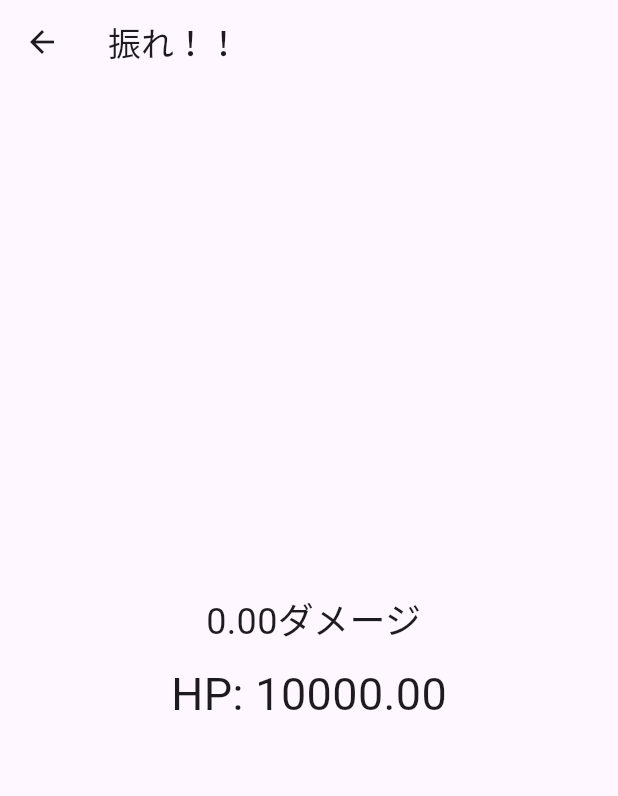
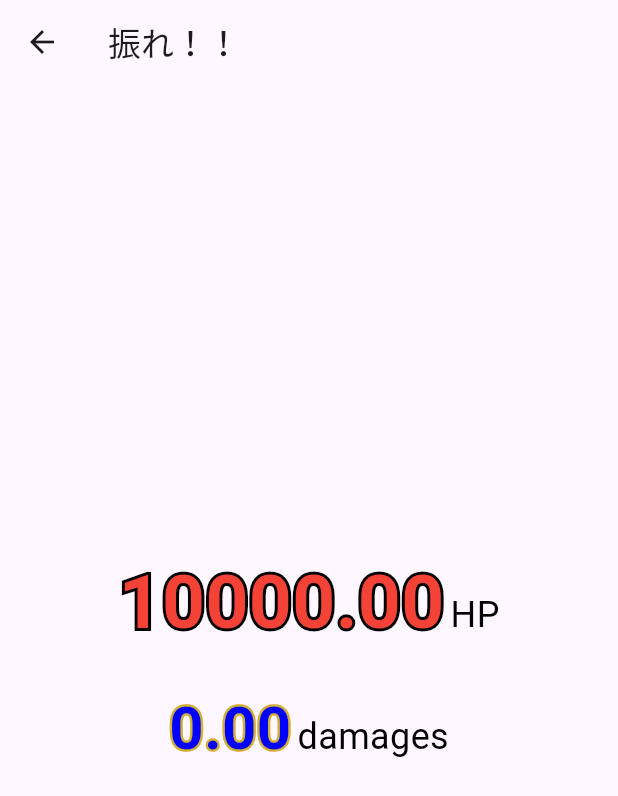
Before and after one commit to hirashima00/amazing-morning, a Flutter app: the ShakeScreen screen opened directly, on a phone screen of 412 x 824 dp. Shown: the top 796 px of the screen. Run offline on Flutter 3.47's test engine with Material 3 defaults, Android fonts, the phone set to English and light mode, and no system bars; our stand-ins replace sensors_plus; missing offline and left inert: alarm; statements that could not run were skipped.

Commit message:
add font

```diff
--- a/alarm_app/lib/shaking.dart
+++ b/alarm_app/lib/shaking.dart
@@ -10,38 +10,58 @@ class ShakeScreen extends StatefulWidget {
   State<ShakeScreen> createState() => _ShakeScreenState();
 }
 
-class _ShakeScreenState extends State<ShakeScreen> {
+class _ShakeScreenState extends State<ShakeScreen> with TickerProviderStateMixin {
   StreamSubscription? _accelerometerSub;
   bool _shaken = false;
 
-  double _HP = 10000.0; // HP
-  //double _attack = 0.0;
- // double _currentAttack = 0.0;
+  double _HP = 10000.0;
   double _totalDamage = 0.0;
-  List <double> _jab = [];
+  List<double> _jab = [];
+
+  // アニメーション制御用
+  late AnimationController _fallController;
+  late Animation<double> _fallAnimation;
+  bool _isBigSwing = false;
 
   @override
   void initState() {
     super.initState();
 
+    _fallController = AnimationController(
+      vsync: this,
+      duration: const Duration(milliseconds: 600),
+    );
+
+    _fallAnimation = Tween<double>(begin: 0, end: 300).animate(
+      CurvedAnimation(parent: _fallController, curve: Curves.easeIn),
+    );
+
+    _fallController.addStatusListener((status) {
+      if (status == AnimationStatus.completed) {
+        setState(() {
+          double jabSum = _jab.fold(0, (a, b) => a + b);
+          _HP -= jabSum + _totalDamage;
+          _jab.clear();
+          _isBigSwing = false;
+        });
+        _fallController.reset();
+      }
+    });
+
     _accelerometerSub = accelerometerEvents.listen((AccelerometerEvent event) {
       double x = event.x;
       double y = event.y;
       double z = event.z;
-
       double acceleration = sqrt(x * x + y * y + z * z);
 
       setState(() {
-        if (acceleration > 20 && acceleration < 30){
+        if (acceleration > 20 && acceleration < 30) {
           _jab.add(acceleration);
-        }else if (acceleration >= 30) {
-          _totalDamage = 0.0;
-    //     _currentAttack = acceleration;
-          double jabSum = _jab.fold(0,(a,b) => a+b);
-          _totalDamage = jabSum + acceleration;
-          _HP -= _totalDamage;
-    //      _attack = _totalDamage;
-          _jab.clear();
+        } else if (acceleration >= 30 && !_isBigSwing) {
+          double jabSum = _jab.fold(0, (a, b) => a + b);
+          _totalDamage = acceleration + jabSum;
+          _isBigSwing = true;
+          _fallController.forward();
         }
       });
 
@@ -55,6 +75,7 @@ class _ShakeScreenState extends State<ShakeScreen> {
 
   @override
   void dispose() {
+    _fallController.dispose();
     _accelerometerSub?.cancel();
     super.dispose();
   }
@@ -65,38 +86,115 @@ class _ShakeScreenState extends State<ShakeScreen> {
       appBar: AppBar(title: const Text('振れ！！')),
       body: Stack(
         children: [
-    // 上部の小振りリスト
+          // 上部に小振りの加速度リスト
           Align(
             alignment: Alignment.topCenter,
             child: Container(
-        height: 200, // 上部の表示エリア
+              height: 200,
               child: ListView.builder(
                 itemCount: _jab.length,
                 itemBuilder: (context, index) {
-            return Text(
+                  return AnimatedBuilder(
+                    animation: _fallController,
+                    builder: (context, child) {
+                      double offset = _isBigSwing ? _fallAnimation.value : 0;
+                      return Transform.translate(
+                        offset: Offset(0, offset),
+                        child: Text(
                           _jab[index].toStringAsFixed(2),
                           textAlign: TextAlign.center,
                           style: const TextStyle(fontSize: 20),
+                        ),
+                      );
+                    },
                   );
                 },
               ),
             ),
           ),
 
-    // 中央のまとめダメージとHP
+          // 中央にHPとダメージ表示
           Align(
             alignment: Alignment.center,
             child: Column(
               mainAxisSize: MainAxisSize.min,
               children: [
+                // HP表示
+                Row(
+                  mainAxisSize: MainAxisSize.min,
+                  crossAxisAlignment: CrossAxisAlignment.baseline,
+                  textBaseline: TextBaseline.alphabetic,
+                  children: [
+                    Stack(
+                      alignment: Alignment.center,
+                      children: [
                         Text(
-            " ${_totalDamage.toStringAsFixed(2)}ダメージ",
-            style: const TextStyle(fontSize: 24),
+                          _HP.toStringAsFixed(2),
+                          style: TextStyle(
+                            fontSize: 50,
+                            fontWeight: FontWeight.bold,
+                            foreground: Paint()
+                              ..style = PaintingStyle.stroke
+                              ..strokeWidth = 4
+                              ..color = Colors.black,
                           ),
-          const SizedBox(height: 10),
+                        ),
                         Text(
-            "HP: ${_HP.toStringAsFixed(2)}",
-            style: const TextStyle(fontSize: 30),
+                          _HP.toStringAsFixed(2),
+                          style: const TextStyle(
+                            fontSize: 50,
+                            color: Colors.red,
+                            fontWeight: FontWeight.bold,
+                          ),
+                        ),
+                    ],
+                  ),
+                  const SizedBox(width: 4),
+                    const Text(
+                      "HP",
+                      style: TextStyle(fontSize: 24, color: Colors.black),
+                    ),
+                ],
+              ),
+                const SizedBox(height: 20),
+
+                // ダメージ表示
+                Row(
+                  mainAxisSize: MainAxisSize.min,
+                  crossAxisAlignment: CrossAxisAlignment.baseline,
+                  textBaseline: TextBaseline.alphabetic,
+                  children: [
+                    Stack(
+                      alignment: Alignment.center,
+                      children: [
+                        const SizedBox(width: 30),
+                        Text(
+                          _totalDamage.toStringAsFixed(2),
+                          style: TextStyle(
+                            fontSize: 40,
+                            fontWeight: FontWeight.bold,
+                            foreground: Paint()
+                              ..style = PaintingStyle.stroke
+                              ..strokeWidth = 3
+                              ..color = const Color.fromARGB(255, 212, 175, 55),
+                          ),
+                        ),
+                        Text(
+                          _totalDamage.toStringAsFixed(2),
+                          style: const TextStyle(
+                            fontSize: 40,
+                            color: Color.fromARGB(255, 0, 0, 255),
+                            fontWeight: FontWeight.bold,
+                          ),
+                        ),
+                      ],
+                    ),
+                    const SizedBox(width: 4),
+                    const Text(
+                      "damages",
+                      style: TextStyle(fontSize: 24, color: Colors.black),
+                    ),
+                  ],
                 ),
               ],
             ),
```
Lines whose indentation alone changed are shown as unchanged.
